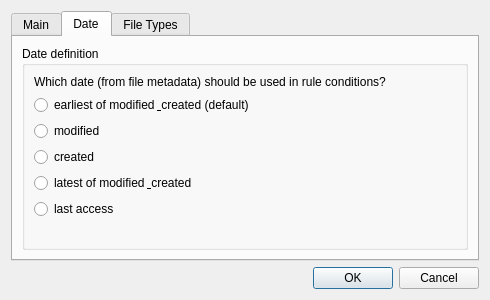
Above: ui/settings_dialog.ui from midnightdim/declutter before the change. Below: the same form after it.
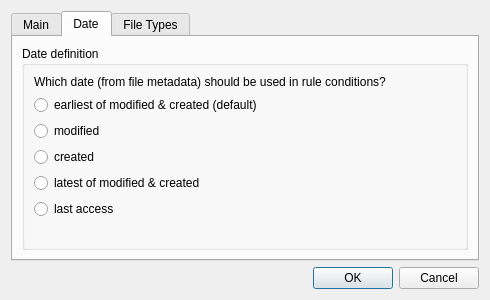
That is the form after the change. The open tabs and pages were chosen to show the change.

Diff of the .ui file:
```diff
--- a/ui/settings_dialog.ui
+++ b/ui/settings_dialog.ui
@@ -147,7 +147,7 @@
             <item>
              <widget class="QRadioButton" name="radioButton">
               <property name="text">
-               <string>earliest of modified &amp; created (default)</string>
+               <string>earliest of modified &amp;&amp; created (default)</string>
               </property>
              </widget>
             </item>
@@ -168,7 +168,7 @@
             <item>
              <widget class="QRadioButton" name="radioButton_4">
               <property name="text">
-               <string>latest of modified &amp; created</string>
+               <string>latest of modified &amp;&amp; created</string>
               </property>
              </widget>
             </item>
```
Left out of the diff: 2 changed lines with no effect on the pictures.
